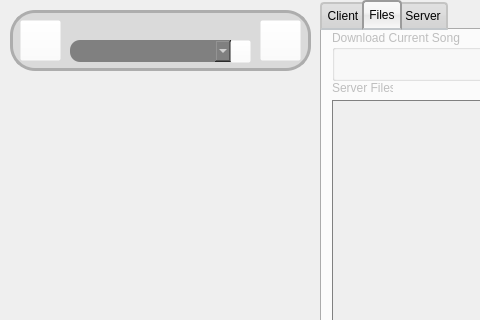
First picture: the form in mainwindow.ui, repository warren80/comaudio, before the edit; both pictures show x 0 to 480 and y 0 to 320 of the 669 by 440 pixel window.
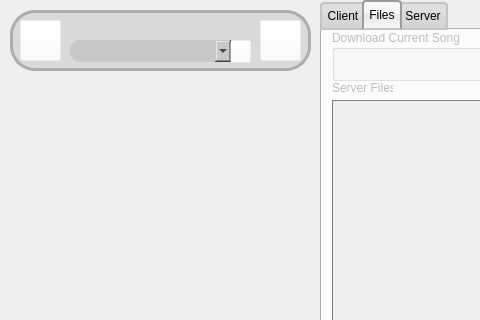
Second picture: the form after the edit. The open tabs and pages were chosen to show the change. Icons and pictures are not drawn.

Diff of the .ui file:
```diff
--- a/mainwindow.ui
+++ b/mainwindow.ui
@@ -780,12 +780,8 @@
       </rect>
      </property>
      <property name="styleSheet">
-      <string notr="true">QComboBox {
-	background: gray;
-	color: white;
-	border-radius: 10px;
-	border: 1px;
-}</string>
+      <string notr="true">background: rgb(200, 200, 200);
+border-radius: 10px;</string>
      </property>
     </widget>
     <widget class="QPushButton" name="refreshLocalSongList">
```
Left out of the diff: 2 changed lines with no effect on the pictures.
